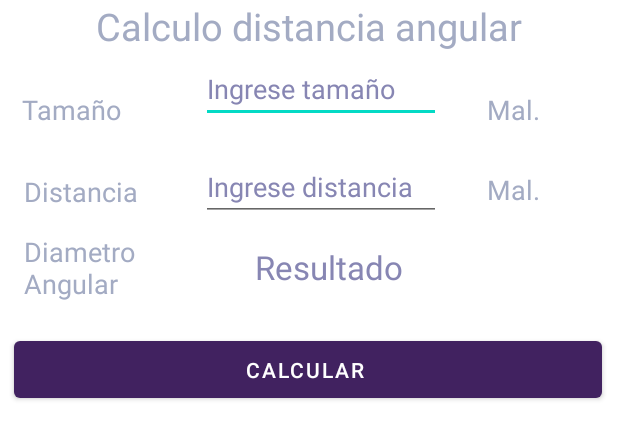
After one commit to leandrorognoni/Observacion-Espacial-App-Android-Java-, an Android app: the layout activity_actividad_calcu.xml on its own in the app's theme, with its tools: preview values and no code run, on a phone screen of 412 x 824 dp. The commit adds this screen. Shown: the top 439 px of the screen. Run offline under Robolectric (Android 15) with nearby library versions, the phone set to English and light mode, and no system bars.

Commit message:
Se realizan las clases de la calculadora de paralaje y se empieza a trabar en el front
Se completa la clase model de la calculadora y se realiza la logica completa de los calculos que permtien averiguar tamaño, distancia y diametro angular de una constelación o planeta. Se empieza a diseñar la interfaz grafica de la activity correspondiente.

```diff
--- a/Espacio/app/src/main/AndroidManifest.xml
+++ b/Espacio/app/src/main/AndroidManifest.xml
@@ -12,6 +12,9 @@
         android:supportsRtl="true"
         android:theme="@style/Theme.Espacio">
         <activity
+            android:name=".ActividadCalcu"
+            android:exported="true" />
+        <activity
             android:name=".ActividadImagDia"
             android:exported="true" />
         <activity
@@ -25,11 +28,10 @@
             android:exported="true" />
         <activity
             android:name=".ActividadConstelacion"
-            android:exported="true"/>
+            android:exported="true" />
         <activity
             android:name=".MainActivity"
             android:exported="true">
-
             <intent-filter>
                 <action android:name="android.intent.action.MAIN" />
 
--- a/Espacio/app/src/main/java/com/example/espacio/ActividadLuna.java
+++ b/Espacio/app/src/main/java/com/example/espacio/ActividadLuna.java
@@ -23,7 +23,7 @@ public class ActividadLuna extends AppCompatActivity {
     public  ImageView iwluna;
     public ImageView fondoLuna;
 
-    LunaController lunaController;
+    private LunaController lunaController;
 
     @Override
     protected void onCreate(Bundle savedInstanceState) {
--- a/Espacio/app/src/main/java/com/example/espacio/controller/SolController.java
+++ b/Espacio/app/src/main/java/com/example/espacio/controller/SolController.java
@@ -15,6 +15,7 @@ public class SolController {
     private SolModel solModel;
     private ActividadSol actividadSol;
 
+
     public SolController(ActividadSol actividadSol) {
         this.actividadSol = actividadSol;
         this.solModel = new SolModel(this);
@@ -25,6 +26,7 @@ public class SolController {
 
         this.actividadSol.titu1.setText(solModel.getTITULO());
         this.actividadSol.subti.setText(solModel.getSUB_TIT());
+
         this.actividadSol.hora.setText(solModel.gethorario());
         this.actividadSol.inf.setText(solModel.getINFO());
 
@@ -101,7 +103,6 @@ public class SolController {
             String urlImgSol7 =    contenido7.select("#aia_0094").select("div.imagedata").select("a").attr("href");
             String urlImgSol8 =    contenido8.select("#aia_1600").select("div.imagedata").select("a").attr("href");
 
-
             //Se agregar al ArrayList de SolModel cada Url de cada imagen
             solModel.agregarImagen(urlImgSol);
             solModel.agregarImagen(urlImgSol2);
@@ -118,4 +119,6 @@ public class SolController {
         }
     }
 
+
+
 }
--- a/Espacio/app/src/main/java/com/example/espacio/models/SolModel.java
+++ b/Espacio/app/src/main/java/com/example/espacio/models/SolModel.java
@@ -69,4 +69,7 @@ public class SolModel {
     public String getURL_FONDO_TITULO(){
         return URL_FONDO_TITULO;
     }
+
+
+
 }
--- /dev/null
+++ b/Espacio/app/src/main/res/layout/activity_actividad_calcu.xml
@@ -0,0 +1,169 @@
+<?xml version="1.0" encoding="utf-8"?>
+<androidx.constraintlayout.widget.ConstraintLayout xmlns:android="http://schemas.android.com/apk/res/android"
+    xmlns:app="http://schemas.android.com/apk/res-auto"
+    xmlns:tools="http://schemas.android.com/tools"
+    android:layout_width="match_parent"
+    android:layout_height="match_parent"
+    tools:context=".ActividadCalcu">
+
+    <ImageView
+        android:id="@+id/imgFondo"
+        android:layout_width="match_parent"
+        android:layout_height="match_parent"
+        android:scaleType="centerCrop"
+        tools:layout_editor_absoluteX="0dp"
+        tools:layout_editor_absoluteY="0dp" />
+
+    <TextView
+        android:id="@+id/tit1"
+        android:layout_width="match_parent"
+        android:layout_height="34dp"
+        android:text="Calculo distancia angular"
+        android:textAlignment="center"
+        android:textColor="#A3ABC3"
+        android:textSize="25sp"
+        app:layout_constraintBottom_toBottomOf="parent"
+        app:layout_constraintEnd_toEndOf="parent"
+        app:layout_constraintHorizontal_bias="1.0"
+        app:layout_constraintStart_toStartOf="parent"
+        app:layout_constraintTop_toTopOf="parent"
+        app:layout_constraintVertical_bias="0.0" />
+
+    <Button
+        android:id="@+id/calcuAngul"
+        android:layout_width="392dp"
+        android:layout_height="50dp"
+        android:onClick="calcularAngu"
+        android:tag="angulo"
+        android:text="Calcular "
+        app:layout_constraintBottom_toBottomOf="parent"
+        app:layout_constraintEnd_toEndOf="parent"
+        app:layout_constraintHorizontal_bias="0.473"
+        app:layout_constraintStart_toStartOf="parent"
+        app:layout_constraintTop_toTopOf="parent"
+        app:layout_constraintVertical_bias="0.286" />
+
+    <TextView
+        android:id="@+id/detalle2"
+        android:layout_width="59dp"
+        android:layout_height="32dp"
+        android:layout_marginStart="12dp"
+        android:text="Mal."
+        android:textColor="#A3ABC3"
+        android:textSize="18sp"
+        app:layout_constraintBottom_toBottomOf="parent"
+        app:layout_constraintEnd_toEndOf="parent"
+        app:layout_constraintHorizontal_bias="0.917"
+        app:layout_constraintStart_toStartOf="parent"
+        app:layout_constraintTop_toTopOf="parent"
+        app:layout_constraintVertical_bias="0.144" />
+
+    <EditText
+        android:id="@+id/tamaño"
+        android:layout_width="160dp"
+        android:layout_height="43dp"
+        android:layout_marginTop="24dp"
+        android:ems="10"
+        android:hint="Ingrese tamaño"
+        android:inputType="numberDecimal"
+        android:textColor="#A3ABC3"
+        android:textColorHint="#8786B3"
+        app:layout_constraintBottom_toBottomOf="parent"
+        app:layout_constraintEnd_toEndOf="parent"
+        app:layout_constraintHorizontal_bias="0.533"
+        app:layout_constraintStart_toStartOf="parent"
+        app:layout_constraintTop_toTopOf="parent"
+        app:layout_constraintVertical_bias="0.019" />
+
+    <TextView
+        android:id="@+id/detalle1"
+        android:layout_width="59dp"
+        android:layout_height="32dp"
+        android:layout_marginStart="12dp"
+        android:text="Mal."
+        android:textColor="#A3ABC3"
+        android:textSize="18sp"
+        app:layout_constraintBottom_toBottomOf="parent"
+        app:layout_constraintEnd_toEndOf="parent"
+        app:layout_constraintHorizontal_bias="0.917"
+        app:layout_constraintStart_toStartOf="parent"
+        app:layout_constraintTop_toTopOf="parent"
+        app:layout_constraintVertical_bias="0.077" />
+
+    <TextView
+        android:id="@+id/resultadoCal"
+        android:layout_width="242dp"
+        android:layout_height="30dp"
+        android:hint="Resultado"
+        android:textColor="#C3A0FB"
+        android:textColorHint="#8786B3"
+        android:textSize="22sp"
+        app:layout_constraintBottom_toBottomOf="parent"
+        app:layout_constraintEnd_toEndOf="parent"
+        app:layout_constraintHorizontal_bias="1.0"
+        app:layout_constraintStart_toStartOf="parent"
+        app:layout_constraintTop_toTopOf="parent"
+        app:layout_constraintVertical_bias="0.206" />
+
+    <TextView
+        android:id="@+id/anguloRes"
+        android:layout_width="105dp"
+        android:layout_height="46dp"
+        android:layout_marginEnd="4dp"
+        android:text="Diametro Angular"
+        android:textColor="#A3ABC3"
+        android:textSize="18sp"
+        app:layout_constraintBottom_toBottomOf="parent"
+        app:layout_constraintEnd_toEndOf="parent"
+        app:layout_constraintHorizontal_bias="0.052"
+        app:layout_constraintStart_toStartOf="parent"
+        app:layout_constraintTop_toTopOf="parent"
+        app:layout_constraintVertical_bias="0.2" />
+
+    <EditText
+        android:id="@+id/distancia"
+        android:layout_width="160dp"
+        android:layout_height="43dp"
+        android:ems="10"
+        android:hint="Ingrese distancia"
+        android:inputType="numberDecimal"
+        android:textColor="#C3A0FB"
+        android:textColorHint="#8786B3"
+        app:layout_constraintBottom_toBottomOf="parent"
+        app:layout_constraintEnd_toEndOf="parent"
+        app:layout_constraintHorizontal_bias="0.533"
+        app:layout_constraintStart_toStartOf="parent"
+        app:layout_constraintTop_toTopOf="parent"
+        app:layout_constraintVertical_bias="0.133" />
+
+    <TextView
+        android:id="@+id/distancia1"
+        android:layout_width="89dp"
+        android:layout_height="36dp"
+        android:layout_marginEnd="4dp"
+        android:text="Distancia"
+        android:textColor="#A3ABC3"
+        android:textSize="18sp"
+        app:layout_constraintBottom_toBottomOf="parent"
+        app:layout_constraintEnd_toEndOf="parent"
+        app:layout_constraintHorizontal_bias="0.05"
+        app:layout_constraintStart_toStartOf="parent"
+        app:layout_constraintTop_toTopOf="parent"
+        app:layout_constraintVertical_bias="0.146" />
+
+    <TextView
+        android:id="@+id/tamaño1"
+        android:layout_width="89dp"
+        android:layout_height="36dp"
+        android:layout_marginEnd="4dp"
+        android:text="Tamaño"
+        android:textColor="#A3ABC3"
+        android:textSize="18sp"
+        app:layout_constraintBottom_toBottomOf="parent"
+        app:layout_constraintEnd_toEndOf="parent"
+        app:layout_constraintHorizontal_bias="0.047"
+        app:layout_constraintStart_toStartOf="parent"
+        app:layout_constraintTop_toTopOf="parent"
+        app:layout_constraintVertical_bias="0.077" />
+
+</androidx.constraintlayout.widget.ConstraintLayout>
--- a/Espacio/app/src/main/res/layout/activity_main.xml
+++ b/Espacio/app/src/main/res/layout/activity_main.xml
@@ -67,12 +67,13 @@
         app:layout_constraintVertical_bias="0.618" />
 
     <Button
-        android:id="@+id/planetas"
+        android:id="@+id/calcuGalaxia"
         android:layout_width="174dp"
         android:layout_height="63dp"
         android:layout_marginTop="10dp"
         android:backgroundTint="#80000000"
-        android:text="xx"
+        android:onClick="calcuGalaxia"
+        android:text="Calculadora Galactiva"
         app:layout_constraintBottom_toBottomOf="parent"
         app:layout_constraintEnd_toEndOf="parent"
         app:layout_constraintHorizontal_bias="0.497"
```
Also changed, not shown: Espacio/app/src/main/java/com/example/espacio/ActividadCalcu.java (added, +57 -0 lines), Espacio/app/src/main/java/com/example/espacio/MainActivity.java (+8 -0 lines), Espacio/app/src/main/java/com/example/espacio/controller/CalcuController.java (added, +40 -0 lines), Espacio/app/src/main/java/com/example/espacio/controller/ConstelacionController.java (+8 -5 lines), Espacio/app/src/main/java/com/example/espacio/models/CalculModel.java (added, +134 -0 lines).
